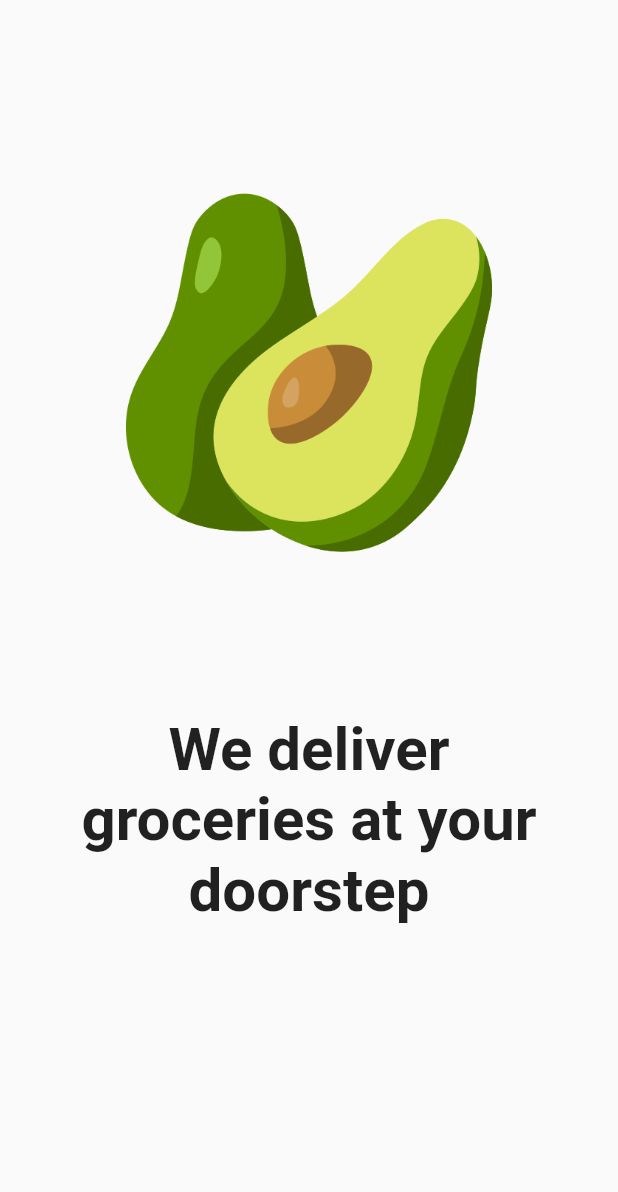
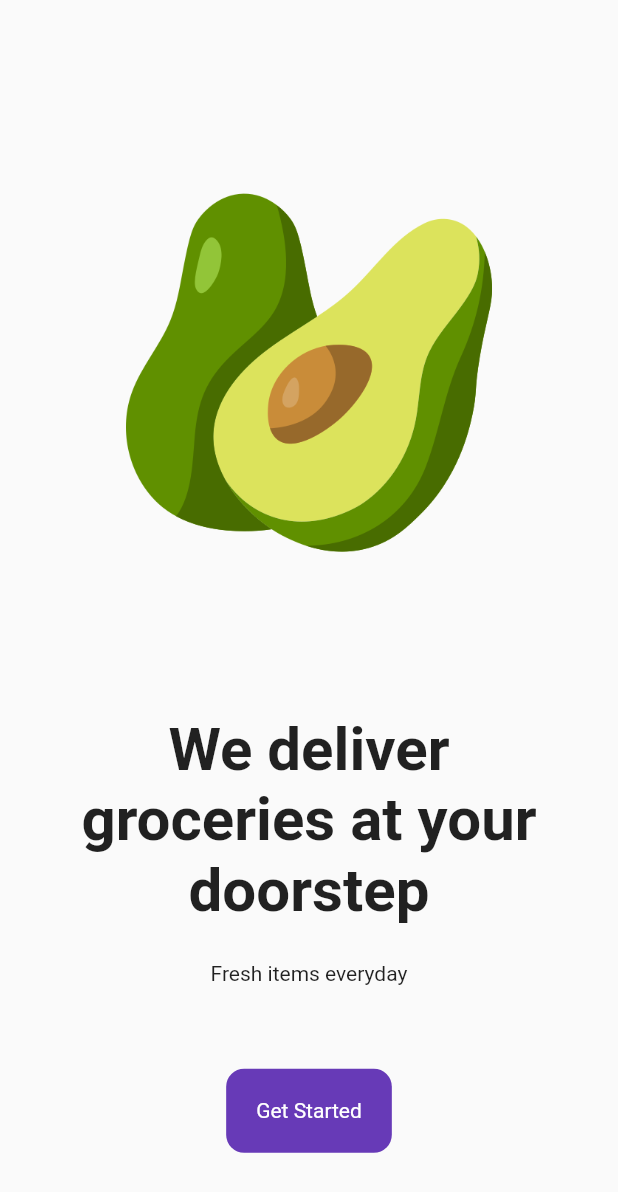
Before and after one commit to johncanero/flutter_grocery_shop_app, a Flutter app: the screen it shows after launch, on a phone screen of 412 x 824 dp. Shown: the top 1192 px of the screen. Run offline on Flutter 3.47's test engine with Material 2 defaults, Android fonts, the phone set to English and light mode, and no system bars.

Commit message:
Add a Text: Fresh Items Everyday, Button and Spacer()

```diff
--- a/lib/pages/intro_page.dart
+++ b/lib/pages/intro_page.dart
@@ -10,7 +10,8 @@ class IntroPage extends StatelessWidget {
       children: [
         // logo
         Padding(
-          padding: const EdgeInsets.only(left: 80.0, top: 120.0, right: 80.0, bottom: 80.0),
+          padding: const EdgeInsets.only(
+              left: 80.0, top: 120.0, right: 80.0, bottom: 80.0),
           child: Image.asset('lib/images/avocado.png'),
         ),
 
@@ -26,9 +27,23 @@ class IntroPage extends StatelessWidget {
             ),
           ),
         ),
+
         // fresh items everyday
+        const Text("Fresh items everyday"),
 
+        const Spacer(),
         // get started button
+        Container(
+            decoration: BoxDecoration(
+                color: Colors.deepPurple,
+                borderRadius: BorderRadius.circular(12.0)),
+            padding: const EdgeInsets.all(20.0),
+            child: const Text(
+              "Get Started",
+              style: TextStyle(color: Colors.white),
+            )),
+
+        const Spacer(),
       ],
     ));
   }
```
